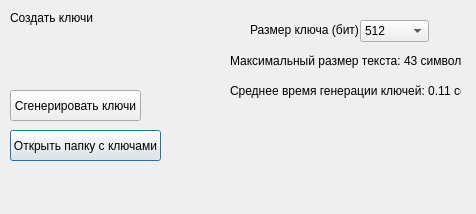
Qt form dialog.ui (Mafteroid0/text_encoding) before a commit.
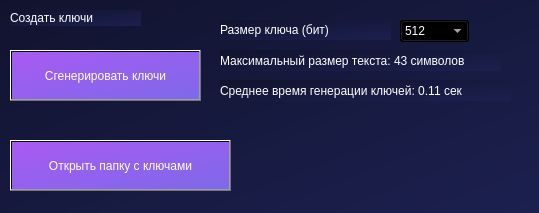
The same form after that commit.

Commit message: version alpha 1.1 added design added copy button

```diff
--- a/dialog.ui
+++ b/dialog.ui
@@ -6,22 +6,28 @@
    <rect>
     <x>0</x>
     <y>0</y>
-    <width>476</width>
-    <height>214</height>
+    <width>539</width>
+    <height>213</height>
    </rect>
   </property>
   <property name="windowTitle">
    <string>Dialog</string>
   </property>
+  <property name="styleSheet">
+   <string notr="true">background-color: qlineargradient(spread:pad, x1:0, y1:0, x2:1, y2:1, stop:0 rgba(17, 19, 46, 255), stop:1 rgba(28, 32, 79, 255));</string>
+  </property>
   <widget class="QLabel" name="label">
    <property name="geometry">
     <rect>
      <x>10</x>
      <y>10</y>
-     <width>91</width>
+     <width>131</width>
      <height>16</height>
     </rect>
    </property>
+   <property name="styleSheet">
+    <string notr="true">font: 75 12pt &quot;Anonymous Pro Minus&quot;;color: rgb(255, 255, 255);</string>
+   </property>
    <property name="text">
     <string>Создать ключи</string>
    </property>
@@ -29,12 +35,16 @@
   <widget class="QComboBox" name="keysize">
    <property name="geometry">
     <rect>
-     <x>360</x>
+     <x>400</x>
      <y>20</y>
      <width>69</width>
      <height>22</height>
     </rect>
    </property>
+   <property name="styleSheet">
+    <string notr="true">background-color: qlineargradient(spread:pad, x1:0, y1:0, x2:1, y2:1, stop:0 rgba(169, 90, 242, 255), stop:1 rgba(125, 105, 234, 255));
+color: rgb(255, 255, 255);font: 75 12pt &quot;Anonymous Pro Minus&quot;;</string>
+   </property>
    <item>
     <property name="text">
      <string>512</string>
@@ -54,38 +64,31 @@
   <widget class="QLabel" name="label_2">
    <property name="geometry">
     <rect>
-     <x>250</x>
+     <x>220</x>
      <y>20</y>
-     <width>111</width>
+     <width>171</width>
      <height>20</height>
     </rect>
    </property>
+   <property name="styleSheet">
+    <string notr="true">font: 75 12pt &quot;Anonymous Pro Minus&quot;;color: rgb(255, 255, 255);</string>
+   </property>
    <property name="text">
     <string>Размер ключа (бит)</string>
    </property>
   </widget>
-  <widget class="QPushButton" name="folder_open_button">
-   <property name="geometry">
-    <rect>
-     <x>10</x>
-     <y>130</y>
-     <width>151</width>
-     <height>31</height>
-    </rect>
-   </property>
-   <property name="text">
-    <string>Открыть папку с ключами</string>
-   </property>
-  </widget>
   <widget class="QLabel" name="time_gen">
    <property name="geometry">
     <rect>
-     <x>230</x>
+     <x>220</x>
      <y>80</y>
-     <width>231</width>
+     <width>291</width>
      <height>21</height>
     </rect>
    </property>
+   <property name="styleSheet">
+    <string notr="true">font: 75 10pt &quot;Anonymous Pro Minus&quot;;color: rgb(255, 255, 255);</string>
+   </property>
    <property name="text">
     <string>Среднее время генерации ключей: 0.11 сек</string>
    </property>
@@ -93,12 +96,15 @@
   <widget class="QLabel" name="max_sim">
    <property name="geometry">
     <rect>
-     <x>230</x>
+     <x>220</x>
      <y>50</y>
-     <width>231</width>
+     <width>281</width>
      <height>21</height>
     </rect>
    </property>
+   <property name="styleSheet">
+    <string notr="true">font: 75 10pt &quot;Anonymous Pro Minus&quot;;color: rgb(255, 255, 255);</string>
+   </property>
    <property name="text">
     <string>Максимальный размер текста: 43 символов </string>
    </property>
@@ -107,15 +113,34 @@
    <property name="geometry">
     <rect>
      <x>10</x>
-     <y>90</y>
-     <width>131</width>
-     <height>31</height>
+     <y>50</y>
+     <width>191</width>
+     <height>51</height>
     </rect>
    </property>
+   <property name="styleSheet">
+    <string notr="true">background-color: qlineargradient(spread:pad, x1:0, y1:0, x2:1, y2:1, stop:0 rgba(169, 90, 242, 255), stop:1 rgba(125, 105, 234, 255));color: rgb(255, 255, 255);font: 75 12pt &quot;Anonymous Pro Minus&quot;;</string>
+   </property>
    <property name="text">
     <string>Сгенерировать ключи</string>
    </property>
   </widget>
+  <widget class="QPushButton" name="folder_open_button">
+   <property name="geometry">
+    <rect>
+     <x>10</x>
+     <y>140</y>
+     <width>221</width>
+     <height>51</height>
+    </rect>
+   </property>
+   <property name="styleSheet">
+    <string notr="true">background-color: qlineargradient(spread:pad, x1:0, y1:0, x2:1, y2:1, stop:0 rgba(169, 90, 242, 255), stop:1 rgba(125, 105, 234, 255));color: rgb(255, 255, 255);font: 75 12pt &quot;Anonymous Pro Minus&quot;;</string>
+   </property>
+   <property name="text">
+    <string>Открыть папку с ключами</string>
+   </property>
+  </widget>
  </widget>
  <resources/>
  <connections/>
```
The commit also changes 2 other files.
